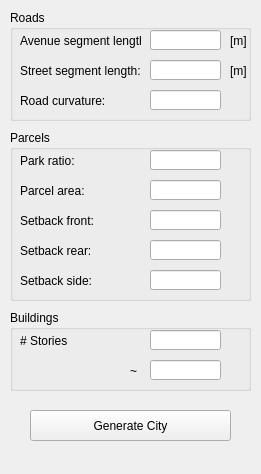
Before: the Qt Designer form SimpleCities/ControlWidget.ui in gnishida/SimpleCities, drawn with Qt 5.
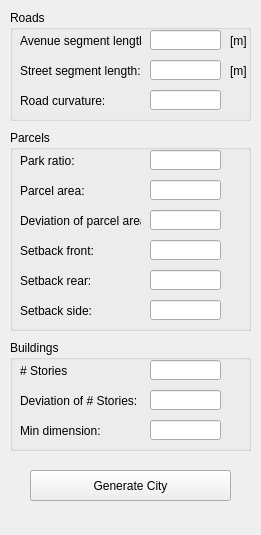
After: the same form once the commit is applied.

Commit message:
add parameters for the min building dim, and others
- add parameters for the min building dim
- add parameter for bulding height deviation
- fix the parcel generation using the normal distribution to define the
threshold for the parcel area
- use more seeds for road generation.
- incraese the slope tolerance from 20 degrees to 30 degrees.
- increase the max iterations for road generation.

```diff
--- a/SimpleCities/ControlWidget.ui
+++ b/SimpleCities/ControlWidget.ui
@@ -7,7 +7,7 @@
     <x>0</x>
     <y>0</y>
     <width>261</width>
-    <height>474</height>
+    <height>535</height>
    </rect>
   </property>
   <property name="minimumSize">
@@ -131,7 +131,7 @@
       <x>10</x>
       <y>130</y>
       <width>241</width>
-      <height>171</height>
+      <height>201</height>
      </rect>
     </property>
     <property name="title">
@@ -177,7 +177,7 @@
      <property name="geometry">
       <rect>
        <x>10</x>
-       <y>140</y>
+       <y>170</y>
        <width>121</width>
        <height>21</height>
       </rect>
@@ -190,7 +190,7 @@
      <property name="geometry">
       <rect>
        <x>10</x>
-       <y>80</y>
+       <y>110</y>
        <width>121</width>
        <height>21</height>
       </rect>
@@ -203,7 +203,7 @@
      <property name="geometry">
       <rect>
        <x>10</x>
-       <y>110</y>
+       <y>140</y>
        <width>121</width>
        <height>21</height>
       </rect>
@@ -216,7 +216,7 @@
      <property name="geometry">
       <rect>
        <x>140</x>
-       <y>110</y>
+       <y>140</y>
        <width>71</width>
        <height>20</height>
       </rect>
@@ -236,7 +236,7 @@
      <property name="geometry">
       <rect>
        <x>140</x>
-       <y>80</y>
+       <y>110</y>
        <width>71</width>
        <height>20</height>
       </rect>
@@ -246,20 +246,43 @@
      <property name="geometry">
       <rect>
        <x>140</x>
-       <y>140</y>
+       <y>170</y>
        <width>71</width>
        <height>20</height>
       </rect>
      </property>
     </widget>
+    <widget class="QLineEdit" name="lineEditParcelAreaDev">
+     <property name="geometry">
+      <rect>
+       <x>140</x>
+       <y>80</y>
+       <width>71</width>
+       <height>20</height>
+      </rect>
+     </property>
+    </widget>
+    <widget class="QLabel" name="label_16">
+     <property name="geometry">
+      <rect>
+       <x>10</x>
+       <y>80</y>
+       <width>121</width>
+       <height>21</height>
+      </rect>
+     </property>
+     <property name="text">
+      <string>Deviation of parcel area:</string>
+     </property>
+    </widget>
    </widget>
    <widget class="QGroupBox" name="groupBox_3">
     <property name="geometry">
      <rect>
       <x>10</x>
-      <y>310</y>
+      <y>340</y>
       <width>241</width>
-      <height>81</height>
+      <height>111</height>
      </rect>
     </property>
     <property name="title">
@@ -298,17 +321,40 @@
       </rect>
      </property>
     </widget>
+    <widget class="QLabel" name="label_35">
+     <property name="geometry">
+      <rect>
+       <x>10</x>
+       <y>50</y>
+       <width>121</width>
+       <height>21</height>
+      </rect>
+     </property>
+     <property name="text">
+      <string>Deviation of # Stories:</string>
+     </property>
+    </widget>
     <widget class="QLabel" name="label_34">
      <property name="geometry">
       <rect>
-       <x>120</x>
-       <y>50</y>
-       <width>16</width>
+       <x>10</x>
+       <y>80</y>
+       <width>121</width>
        <height>21</height>
       </rect>
      </property>
      <property name="text">
-      <string>~</string>
+      <string>Min dimension:</string>
+     </property>
+    </widget>
+    <widget class="QLineEdit" name="lineEditMinBuildingDim">
+     <property name="geometry">
+      <rect>
+       <x>140</x>
+       <y>80</y>
+       <width>71</width>
+       <height>20</height>
+      </rect>
      </property>
     </widget>
    </widget>
@@ -316,7 +362,7 @@
     <property name="geometry">
      <rect>
       <x>30</x>
-      <y>410</y>
+      <y>470</y>
       <width>201</width>
       <height>31</height>
      </rect>
```
Left out of the diff: 4 changed lines with no effect on the pictures. The commit also changes 13 other files.
